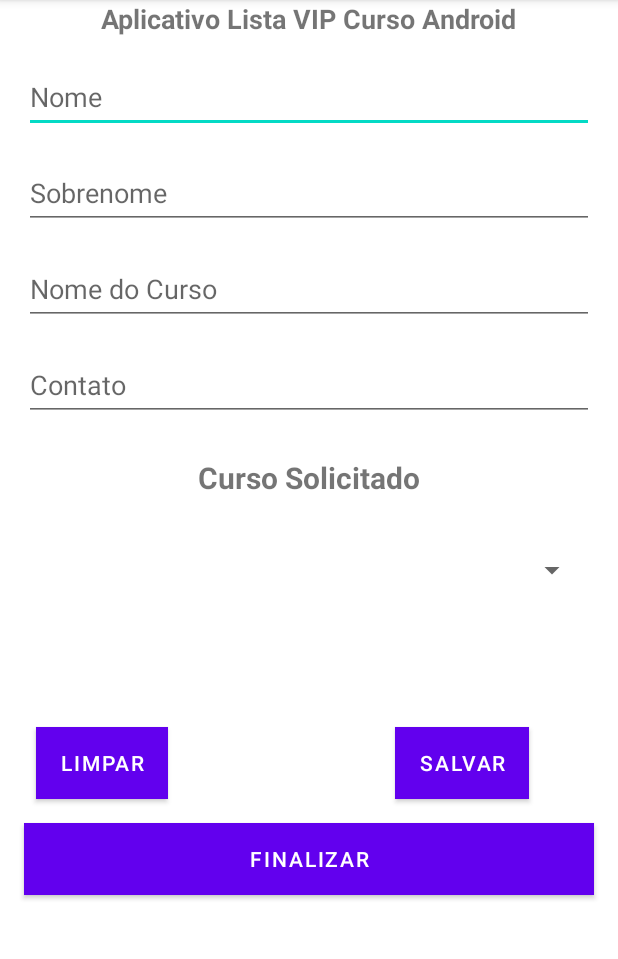
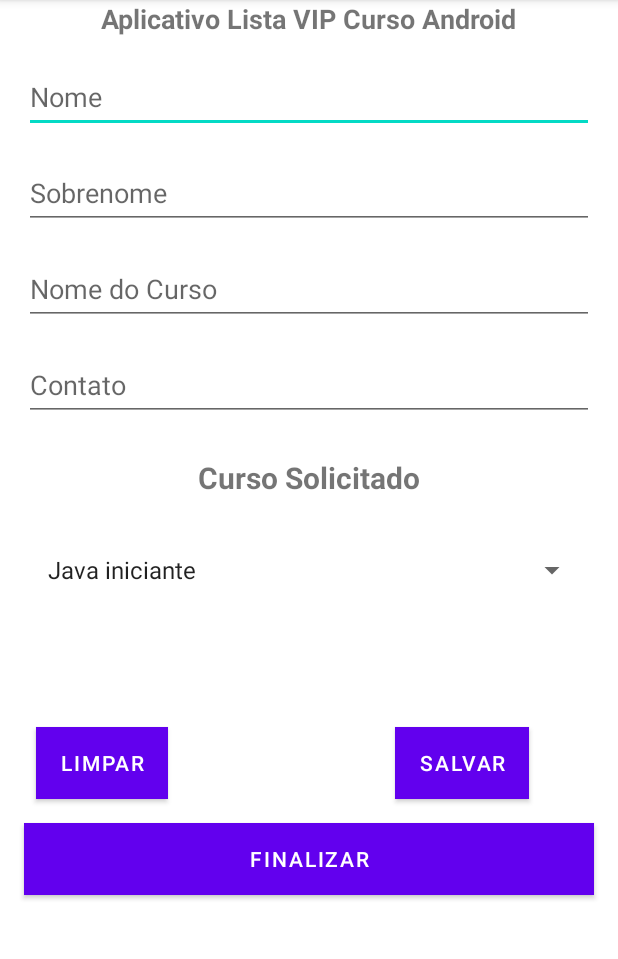
Before and after one commit to JoabeRochadel/AppListaCursoAndroid, an Android app: the screen it shows after launch (MainActivity), on a phone screen of 412 x 824 dp, the part 84-1043 px from its top. Run offline under Robolectric (Android 15) with nearby library versions, the phone set to English and light mode, and no system bars.

Commit message:
Criação de um spinner para selecionar os cursos

```diff
--- /dev/null
+++ b/app/src/main/java/devandroid/joabe/applistacurso/controller/RequestedCourseController.java
@@ -0,0 +1,42 @@
+package devandroid.joabe.applistacurso.controller;
+
+import java.util.ArrayList;
+import java.util.List;
+
+import devandroid.joabe.applistacurso.model.RequestedCourse;
+
+public class RequestedCourseController {
+
+    private List listRequestedCourses;
+
+    public List getListCourses(){
+
+        listRequestedCourses = new ArrayList<RequestedCourse>();
+
+        listRequestedCourses.add(new RequestedCourse("Java iniciante"));
+        listRequestedCourses.add(new RequestedCourse("Java para Web"));
+        listRequestedCourses.add(new RequestedCourse("Java para mobile"));
+        listRequestedCourses.add(new RequestedCourse("C# iniciante"));
+        listRequestedCourses.add(new RequestedCourse("C# para Web"));
+        listRequestedCourses.add(new RequestedCourse("C# para DataScience"));
+        listRequestedCourses.add(new RequestedCourse("Python iniciante"));
+        listRequestedCourses.add(new RequestedCourse("Python para DataScience"));
+        listRequestedCourses.add(new RequestedCourse("Python para Web"));
+        listRequestedCourses.add(new RequestedCourse("Iniciante Front-end"));
+        listRequestedCourses.add(new RequestedCourse("HTML, css e JavaScript"));
+        listRequestedCourses.add(new RequestedCourse("React JS"));
+
+        return listRequestedCourses;
+    }
+
+    public ArrayList<String> dataForSpinner(){
+
+        ArrayList<String> data = new ArrayList<>();
+
+        for (int i = 0; i < getListCourses().size(); i++ ){
+            RequestedCourse requestedCourse = (RequestedCourse) getListCourses().get(i);
+            data.add(requestedCourse.getNameRequestedCourse());
+        }
+        return data;
+    }
+}
--- /dev/null
+++ b/app/src/main/java/devandroid/joabe/applistacurso/model/RequestedCourse.java
@@ -0,0 +1,18 @@
+package devandroid.joabe.applistacurso.model;
+
+public class RequestedCourse {
+    private String nameRequestedCourse;
+    public RequestedCourse(String nameRequestedCourse) {
+        this.nameRequestedCourse = nameRequestedCourse;
+    }
+
+    public String getNameRequestedCourse() {
+        return nameRequestedCourse;
+    }
+
+    public void setNameRequestedCourse(String nameRequestedCourse) {
+        this.nameRequestedCourse = nameRequestedCourse;
+    }
+
+
+}
--- a/app/src/main/java/devandroid/joabe/applistacurso/view/MainActivity.java
+++ b/app/src/main/java/devandroid/joabe/applistacurso/view/MainActivity.java
@@ -4,18 +4,25 @@ import androidx.appcompat.app.AppCompatActivity;
 
 import android.os.Bundle;
 import android.view.View;
+import android.widget.ArrayAdapter;
 import android.widget.Button;
 import android.widget.EditText;
+import android.widget.Spinner;
 import android.widget.Toast;
+
+import java.util.List;
 
 import devandroid.joabe.applistacurso.R;
 import devandroid.joabe.applistacurso.controller.PersonController;
+import devandroid.joabe.applistacurso.controller.RequestedCourseController;
 import devandroid.joabe.applistacurso.model.Person;
 
 public class MainActivity extends AppCompatActivity {
 
     public static final String NAME_PREFERENCES = "pref_listavip";
     PersonController personController;
+    RequestedCourseController requestedCourseController;
+    List<String> CoursesNames;
     Person person;
     EditText editFirstName;
     EditText editSecondName;
@@ -25,18 +32,24 @@ public class MainActivity extends AppCompatActivity {
     Button buttonSave;
     Button buttonFinish;
 
+    Spinner spinnerListCourse;
     @Override
     protected void onCreate(Bundle savedInstanceState) {
         super.onCreate(savedInstanceState);
         setContentView(R.layout.activity_main);
         personController = new PersonController(MainActivity.this);
+        requestedCourseController = new RequestedCourseController();
         person = new Person();
         personController.Find(person);
+
+        CoursesNames = requestedCourseController.dataForSpinner();
 
         editFirstName = findViewById(R.id.editFirstName);
         editSecondName = findViewById(R.id.editSecondName);
         editCourse = findViewById(R.id.editCourse);
         editContact = findViewById(R.id.editContact);
+
+        spinnerListCourse = findViewById(R.id.spinner);
 
         buttonClean = findViewById(R.id.buttonClean);
         buttonSave = findViewById(R.id.buttonSave);
@@ -46,6 +59,12 @@ public class MainActivity extends AppCompatActivity {
         editSecondName.setText(person.getSecondName());
         editCourse.setText(person.getNameCourse());
         editContact.setText(person.getNumberContact());
+
+        ArrayAdapter<String> adapter = new ArrayAdapter<>(this, android.R.layout.simple_list_item_1,
+                                        requestedCourseController.dataForSpinner());
+        adapter.setDropDownViewResource(android.R.layout.simple_list_item_1);
+
+        spinnerListCourse.setAdapter(adapter);
 
         buttonClean.setOnClickListener(new View.OnClickListener() {
             @Override
--- a/app/src/main/res/layout/activity_main.xml
+++ b/app/src/main/res/layout/activity_main.xml
@@ -99,7 +99,8 @@
         app:layout_constraintEnd_toEndOf="parent"
         app:layout_constraintStart_toStartOf="parent"
         app:layout_constraintTop_toBottomOf="@+id/editContact"
-        app:layout_constraintVertical_bias="0.483" />
+        app:layout_constraintVertical_bias="0.483"
+        tools:ignore="SpeakableTextPresentCheck" />
 
     <Button
         android:id="@+id/buttonFinish"
```
